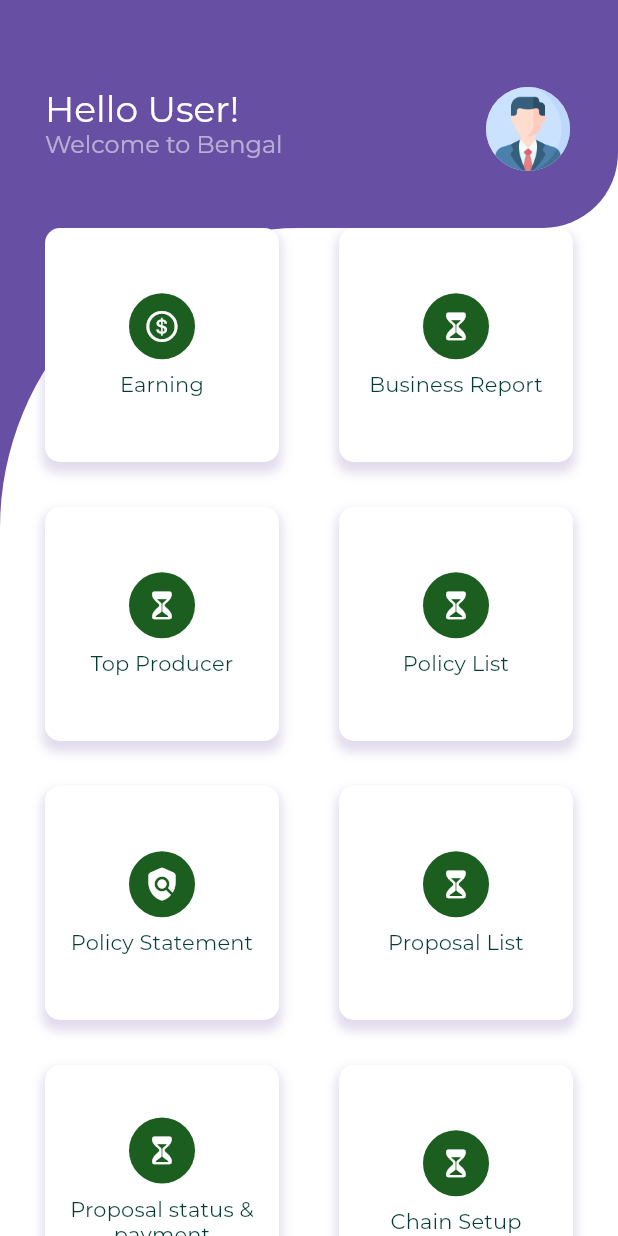
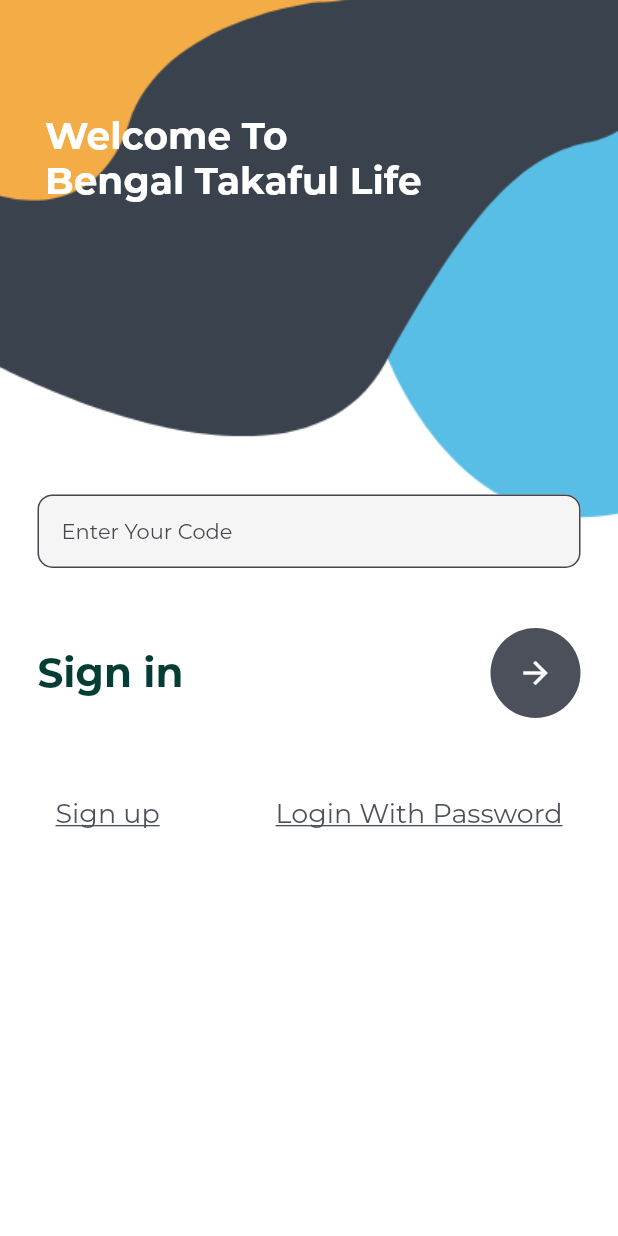
Before and after one commit to sh4k4w4t/bengal_islami_life_insurance_multiplatform_application, a Flutter app: the screen it shows after launch, on a phone screen of 412 x 824 dp. Run offline on Flutter 3.47's test engine with Material 2 defaults, Android fonts, the phone set to English and light mode, and no system bars; our stand-ins replace bloc, equatable, flutter_bloc, get.

Commit message:
add registration and login UI

```diff
--- a/lib/constants/image_assets.dart
+++ b/lib/constants/image_assets.dart
@@ -1,5 +1,7 @@
 class ImageAssets {
   const ImageAssets._();
 
-  static const splashScreen = "assets/splash/splash_screen.png";
+  static const splashScreen = "assets/images/splash_screen.png";
+  static const loginScreen = "assets/images/login_background.png";
+  static const registerScreen = "assets/images/register_background.png";
 }
--- a/lib/main.dart
+++ b/lib/main.dart
@@ -13,7 +13,6 @@
   @override
   Widget build(BuildContext context) {
     return GetMaterialApp(
-      debugShowCheckedModeBanner: false,
       title: 'Flutter Demo',
       theme: ThemeData(
         // colorScheme: ColorScheme.fromSeed(seedColor: Colors.red,),
--- /dev/null
+++ b/lib/ui/login_register/login.dart
@@ -0,0 +1,117 @@
+import 'package:bengal_islami_life_insurance/constants/image_assets.dart';
+import 'package:bengal_islami_life_insurance/ui/dashboard.dart';
+import 'package:bengal_islami_life_insurance/ui/login_register/ims_login.dart';
+import 'package:bengal_islami_life_insurance/ui/login_register/register.dart';
+import 'package:flutter/cupertino.dart';
+import 'package:flutter/material.dart';
+import 'package:get/get.dart';
+
+class LoginPage extends StatefulWidget {
+  const LoginPage({Key? key}) : super(key: key);
+
+  @override
+  State<LoginPage> createState() => _LoginPageState();
+}
+
+class _LoginPageState extends State<LoginPage> {
+  @override
+  Widget build(BuildContext context) {
+    return Container(
+      decoration: BoxDecoration(
+          image: DecorationImage(
+              image: AssetImage(ImageAssets.loginScreen), fit: BoxFit.cover)),
+      child: Scaffold(
+        backgroundColor: Colors.transparent,
+        body: Stack(
+          children: [
+            Container(
+              padding: EdgeInsets.only(left: 30, top: 75),
+              child: Text(
+                "Welcome To\nBengal Takaful Life",
+                style: TextStyle(
+                    color: Colors.white,
+                    fontSize: 25,
+                    fontWeight: FontWeight.bold),
+              ),
+            ),
+            SingleChildScrollView(
+              child: Container(
+                padding: EdgeInsets.only(
+                    top: MediaQuery.of(context).size.height * 0.4),
+                margin: EdgeInsets.only(left: 25, right: 25),
+                child: Column(
+                  mainAxisAlignment: MainAxisAlignment.start,
+                  children: [
+                    TextField(
+                      style: TextStyle(color: Colors.black),
+                      decoration: InputDecoration(
+                          fillColor: Colors.grey.shade100,
+                          filled: true,
+                          hintText: "Enter Your Code",
+                          border: OutlineInputBorder(
+                              borderRadius: BorderRadius.circular(10))),
+                    ),
+                    SizedBox(
+                      height: 40,
+                    ),
+                    Row(
+                      mainAxisAlignment: MainAxisAlignment.spaceBetween,
+                      children: [
+                        Text(
+                          "Sign in",
+                          style: TextStyle(
+                              fontSize: 27, fontWeight: FontWeight.w700),
+                        ),
+                        CircleAvatar(
+                          radius: 30,
+                          backgroundColor: Color(0xff4c505b),
+                          child: IconButton(
+                            color: Colors.white,
+                            onPressed: () {
+                              Get.to(Dashboard());
+                            },
+                            icon: Icon(Icons.arrow_forward),
+                          ),
+                        )
+                      ],
+                    ),
+                    SizedBox(
+                      height: 40,
+                    ),
+                    Row(
+                      mainAxisAlignment: MainAxisAlignment.spaceBetween,
+                      children: [
+                        TextButton(
+                            onPressed: () {
+                              Get.to(RegisterPage());
+                            },
+                            child: Text("Sign up",
+                                textAlign: TextAlign.center,
+                                style: TextStyle(
+                                    decoration: TextDecoration.underline,
+                                    color: Color(0xff4c505b),
+                                    fontSize: 18)),
+                            style: ButtonStyle()),
+                        TextButton(
+                          onPressed: () {
+                            Get.to(IMSLogin());
+                          },
+                          child: Text("Login With Password",
+                              style: TextStyle(
+                                  decoration: TextDecoration.underline,
+                                  color: Color(0xff4c505b),
+                                  fontSize: 18)),
+                          style: ButtonStyle(),
+                        )
+                      ],
+                    )
+                  ],
+                ),
+              ),
+            )
+          ],
+        ),
+      ),
+    );
+  }
+}
--- a/lib/ui/splash.dart
+++ b/lib/ui/splash.dart
@@ -1,5 +1,5 @@
 import 'package:bengal_islami_life_insurance/constants/image_assets.dart';
-import 'package:bengal_islami_life_insurance/ui/dashboard.dart';
+import 'package:bengal_islami_life_insurance/ui/login_register/login.dart';
 import 'package:flutter/material.dart';
 import 'package:get/get.dart';
 
@@ -15,7 +15,7 @@
   void initState() {
     super.initState();
     Future.delayed(Duration(seconds: 3), () {
-      Get.to(Dashboard());
+      Get.to(LoginPage());
     });
   }
 
--- a/pubspec.yaml
+++ b/pubspec.yaml
@@ -81,7 +81,6 @@
     - assets/icons/
     - assets/images/
     - assets/logo/
-    - assets/splash/
 
   # An image asset can refer to one or more resolution-specific "variants", see
   # https://flutter.dev/assets-and-images/#resolution-aware
```
Also changed, not shown: lib/components/registerPage/custom_textfield.dart (added, +35 -0 lines), lib/ui/login_register/ims_login.dart (added, +140 -0 lines), lib/ui/login_register/register.dart (added, +94 -0 lines), assets/images/login_background.png (added), assets/images/register_background.png (added), assets/images/splash_screen.png (renamed from assets/splash/splash_screen.png).
